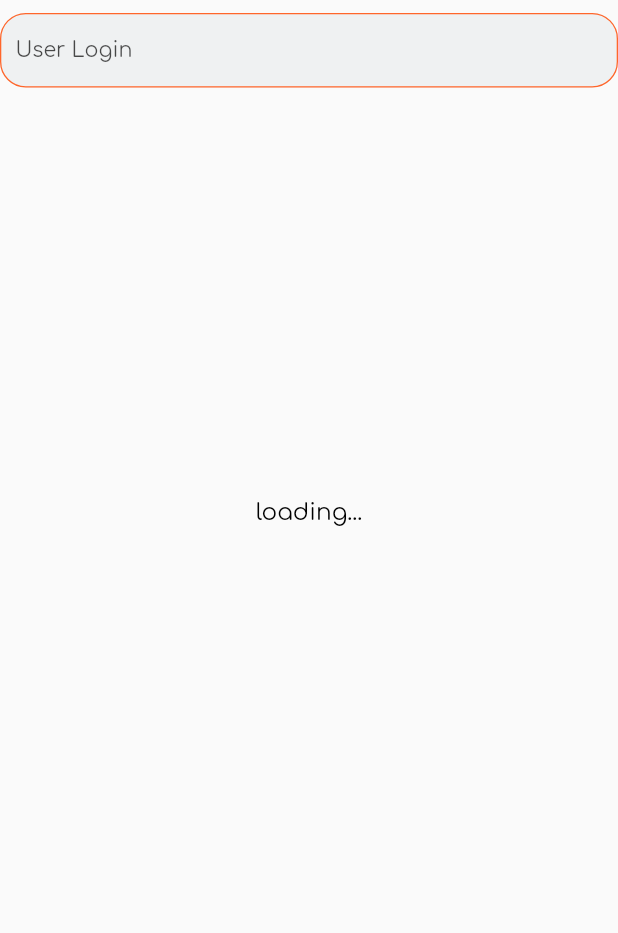
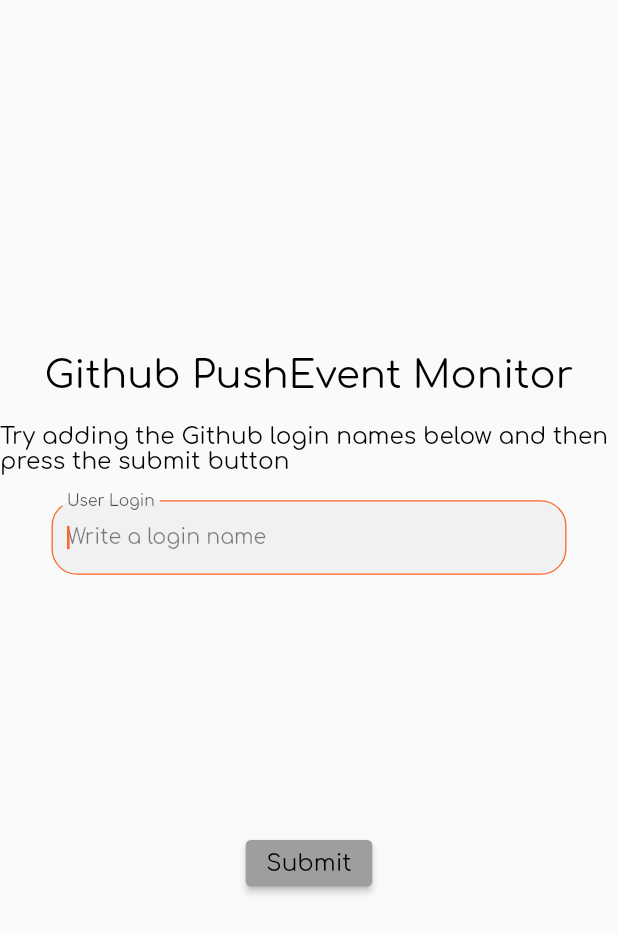
Before and after one commit to smm13344331/github-activity-monitor, a Flutter app: the screen it shows after launch, on a phone screen of 412 x 824 dp. Shown: the top 933 px of the screen. Run offline on Flutter 3.47's test engine with Material 2 defaults, Android fonts, the phone set to English and light mode, and no system bars; our stand-ins replace fluro, font_awesome_flutter, logger, responsive_framework.

Commit message:
github-activity-monitot
 - adding charts

```diff
--- a/lib/configs/routes/route_handler.dart
+++ b/lib/configs/routes/route_handler.dart
@@ -2,6 +2,7 @@
 import 'package:flutter/material.dart';
 import 'package:github_activity_monitor/screens/home_screen.dart';
 import 'package:github_activity_monitor/screens/not_found_screen.dart';
+import 'package:github_activity_monitor/screens/report_screen.dart';
 import 'package:github_activity_monitor/util/application.dart';
 
 var notFoundHandler =
@@ -14,3 +15,8 @@
     handlerFunc: (BuildContext? context, Map<String, List<String>> params) {
   return const HomeScreen();
 });
+
+var reportScreenHandler = Handler(
+    handlerFunc: (BuildContext? context, Map<String, List<String>> params) {
+  return const ReportScreen();
+});
--- a/lib/configs/routes/route_manager.dart
+++ b/lib/configs/routes/route_manager.dart
@@ -4,10 +4,12 @@
 
 class Routes {
   static String home = '/';
+  static String report = '/report';
 
   static void configureRoutes(FluroRouter router) {
     router.notFoundHandler = notFoundHandler;
     router.define(home, handler: homeScreenHandler);
+    router.define(report, handler: reportScreenHandler);
   }
 }
 
--- /dev/null
+++ b/lib/model/data_point.dart
@@ -0,0 +1,6 @@
+class DataPoint {
+  final String label;
+  final int value;
+
+  DataPoint(this.label, this.value);
+}
--- a/lib/model/repository_report.dart
+++ b/lib/model/user_report.dart
@@ -4,12 +4,11 @@
 
 /// Aggregated results for user activity on a repository based on
 /// Hour of Day, Day of Week and repository
-class RepositoryReport {
-  late final GithubRepository repository;
+class UserReport {
   late final GithubUser user;
 
   /// Map of Summary Type to the related buckets
   late final Map<SummaryType, BucketList> buckets;
 
-  RepositoryReport(this.repository, this.user, this.buckets);
+  UserReport(this.user, this.buckets);
 }
--- a/lib/screens/home_screen.dart
+++ b/lib/screens/home_screen.dart
@@ -1,5 +1,8 @@
+import 'package:flutter/cupertino.dart';
 import 'package:flutter/material.dart';
+import 'package:flutter_staggered_grid_view/flutter_staggered_grid_view.dart';
 import 'package:font_awesome_flutter/font_awesome_flutter.dart';
+import 'package:github_activity_monitor/configs/routes/route_manager.dart';
 import 'package:github_activity_monitor/util/application.dart';
 import 'package:github_activity_monitor/widgets/responsive.dart';
 
@@ -12,10 +15,14 @@
 }
 
 class _HomeScreenState extends State<HomeScreen> {
+  static const int _maxUsers = 10;
+
   final TextEditingController _userLoginController = TextEditingController();
-  final _userReportFormKey = GlobalKey<FormState>();
-  final _scaffoldKey = GlobalKey<ScaffoldState>();
-  final List<String> userList = [];
+
+//  final _userReportFormKey = GlobalKey<FormState>();
+//  final _scaffoldKey = GlobalKey<ScaffoldState>();
+  final List<String> _userList = [];
+  late final FocusNode _loginFocusNode;
 
   String? _string;
 
@@ -30,39 +37,83 @@
     );
   }
 
+  @override
+  void initState() {
+    super.initState();
+    _loginFocusNode = FocusNode();
+  }
+
+  @override
+  void dispose() {
+    _loginFocusNode.dispose();
+    _userLoginController.dispose();
+    super.dispose();
+  }
+
   Widget _buildHomeDesktopView(Size screenSize, BuildContext context) {
+    final ButtonStyle style = ElevatedButton.styleFrom(
+      primary: application.colorPalette.accentColor,
+      textStyle: Theme.of(context).textTheme.subtitle1!.copyWith(
+          color: application.colorPalette.textColor,
+          fontFamily: application.fontFamily,
+          fontSize: 30),
+    );
     return Scaffold(
-      body: Padding(
+      body: SizedBox(
+        width: screenSize.width,
+        child: Padding(
           padding: const EdgeInsets.only(top: 10),
           child: Column(
+            mainAxisAlignment: MainAxisAlignment.center,
             children: [
-            Form(
-              key: _userReportFormKey,
-              child: TextFormField(
+              Text(
+                "Github PushEvent Monitor",
+                style: Theme.of(context).textTheme.subtitle1!.copyWith(
+                    color: application.colorPalette.textColor,
+                    fontFamily: application.fontFamily,
+                    fontSize: 30),
+              ),
+              Padding(
+                padding: const EdgeInsets.symmetric(vertical: 20.0),
+                child: Text(
+                  "Try adding the Github login names below and then press the submit button",
+                  style: Theme.of(context).textTheme.subtitle1!.copyWith(
+                      color: application.colorPalette.textColor,
+                      fontFamily: application.fontFamily,
+                      fontSize: 18),
+                ),
+              ),
+              SizedBox(
+                width: 400,
+                child: TextField(
                   controller: _userLoginController,
-                autofocus: false,
+                  autofocus: true,
+                  focusNode: _loginFocusNode,
                   keyboardType: TextInputType.url,
                   style: Theme.of(context).textTheme.subtitle1!.copyWith(
                         fontFamily: application.fontFamily,
                         color: application.colorPalette.textColor,
                       ),
                   onChanged: (_) => setState(() {}),
-                onFieldSubmitted: _addUser,
+                  onSubmitted: (value) {
+                    _addUser(_userLoginController.text);
+                    _loginFocusNode.requestFocus();
+                  },
                   cursorColor: application.colorPalette.accentColor,
                   decoration: InputDecoration(
                     labelText: "User Login",
                     labelStyle: TextStyle(
-                      color:
-                          application.colorPalette.textColor!.withOpacity(0.7)),
+                        color: application.colorPalette.textColor!
+                            .withOpacity(0.7)),
                     enabledBorder: OutlineInputBorder(
-                    borderSide:
-                        BorderSide(color: application.colorPalette.accentColor),
+                      borderSide: BorderSide(
+                          color: application.colorPalette.accentColor),
                       borderRadius: BorderRadius.all(
                           Radius.circular(application.buttonRadius)),
                     ),
                     focusedBorder: OutlineInputBorder(
-                    borderSide:
-                        BorderSide(color: application.colorPalette.accentColor),
+                      borderSide: BorderSide(
+                          color: application.colorPalette.accentColor),
                       borderRadius: BorderRadius.all(
                           Radius.circular(application.buttonRadius)),
                     ),
@@ -75,26 +126,29 @@
                       color: Colors.red,
                     ),
                     errorMaxLines: 1,
+                    errorText: _isMaxUsersExceeded()
+                        ? "You can add up to 10 users."
+                        : null,
                     hintText: "Write a login name",
                     hintStyle: TextStyle(
                       fontFamily: application.fontFamily,
-                    color: application.colorPalette.textColor!.withOpacity(0.5),
+                      color:
+                          application.colorPalette.textColor!.withOpacity(0.5),
                     ),
                     filled: true,
                     fillColor: application.colorPalette.secondaryColor,
                     suffixIcon: _userLoginController.text.isNotEmpty &&
                             _userLoginController.text.length > 4
                         ? Padding(
-                          padding: const EdgeInsets.symmetric(horizontal: 8.0),
+                            padding:
+                                const EdgeInsets.symmetric(horizontal: 8.0),
                             child: CircleAvatar(
                               backgroundColor:
                                   application.colorPalette.accentColor,
                               child: IconButton(
                                 onPressed: () {
                                   if (mounted) {
-                                  setState(() {
-                                    userList.add(_userLoginController.text);
-                                  });
+                                    _addUser(_userLoginController.text);
                                   }
                                 },
                                 icon: const FaIcon(
@@ -110,42 +164,105 @@
                 ),
               ),
               SizedBox(
-                height: screenSize.height / 3,
-                child: ListView.builder(
-                  itemCount: userList.length,
+                  width: 800,
+                  height: 200,
+                  child: Padding(
+                    padding: const EdgeInsets.all(20.0),
+                    child: MasonryGridView.count(
+                      shrinkWrap: false,
+//                    scrollDirection: Axis.horizontal,
+                      itemCount: _userList.length,
                       itemBuilder: (context, index) {
-                    return Chip(
-                        backgroundColor: Colors.red,
+                        return Padding(
+                          padding: const EdgeInsets.all(3.0),
+                          child: Chip(
+                            backgroundColor:
+                                application.colorPalette.accentColor,
                             onDeleted: () {
                               if (mounted) {
                                 setState(() {
-                              userList.removeAt(index);
+                                  _userList.removeAt(index);
                                 });
                               }
                             },
-                        label: Text(userList[index]));
+                            label: Text(
+                              _userList[index],
+                              style: Theme.of(context)
+                                  .textTheme
+                                  .subtitle1!
+                                  .copyWith(
+                                      color: application.colorPalette.textColor,
+                                      fontFamily: application.fontFamily,
+                                      fontSize: 12),
+                            ),
+                          ),
+                        );
                       },
+                      crossAxisCount: 5,
+                      mainAxisSpacing: 8,
+                      crossAxisSpacing: 8,
+                    ),
                   )),
-            SizedBox(
-              height: screenSize.height / 3,
-              child: SingleChildScrollView(
+              _userList.isNotEmpty
+                  ? ElevatedButton(
+                      onPressed: () {
+                        RouteManager.navigateTo(
+                            context: context, route: Routes.report);
+                      },
+                      style: ElevatedButton.styleFrom(
+                        primary: application.colorPalette.accentColor,
+                        textStyle: Theme.of(context)
+                            .textTheme
+                            .subtitle1!
+                            .copyWith(
+                                color: application.colorPalette.textColor,
+                                fontFamily: application.fontFamily,
+                                fontSize: 30),
+                      ),
                       child: Text(
-                  _string ?? "loading...",
+                        "Submit",
+                        style: Theme.of(context).textTheme.subtitle1!.copyWith(
+                            color: application.colorPalette.textColor,
+                            fontFamily: application.fontFamily,
+                            fontSize: 18),
+                      ))
+                  : ElevatedButton(
+                      onPressed: () {},
+                      style: ElevatedButton.styleFrom(
+                        primary: Colors.grey,
+                        textStyle: Theme.of(context)
+                            .textTheme
+                            .subtitle1!
+                            .copyWith(
+                                color: application.colorPalette.textColor,
+                                fontFamily: application.fontFamily,
+                                fontSize: 30),
+                      ),
+                      child: Text(
+                        "Submit",
                         style: Theme.of(context).textTheme.subtitle1!.copyWith(
                             color: application.colorPalette.textColor,
                             fontFamily: application.fontFamily,
                             fontSize: 18),
                       ),
+                    )
+            ],
           ),
-            ),
-          ],
         ),
       ),
     );
   }
 
   void _addUser(String login) {
-    userList.add(login);
+    setState(() {
+      if (_userList.length < _maxUsers) {
+        _userList.add(login);
+      }
+    });
+  }
+
+  bool _isMaxUsersExceeded() {
+    return _userList.length >= _maxUsers;
   }
 
 //  void _fetchReportForUser(String login) {
--- a/lib/util/application.dart
+++ b/lib/util/application.dart
@@ -10,7 +10,7 @@
   factory Application() => _application;
 
   Application._internal() {
-    colorPalette = Resources.palette.lightPalette!;
+    colorPalette = Resources.palette;
     network = Resources.network;
   }
 
--- a/pubspec.yaml
+++ b/pubspec.yaml
@@ -43,6 +43,8 @@
   fluro: ^2.0.3
   json_annotation: ^4.6.0
   font_awesome_flutter: ^9.2.0
+  flutter_staggered_grid_view: ^0.6.2
+  fl_chart: ^0.55.1
 
 dev_dependencies:
   flutter_test:
```
Also changed, not shown: lib/resources/palette.dart (deleted, +0 -39 lines), lib/resources/resources.dart (+12 -3 lines), lib/screens/report_screen.dart (added, +87 -0 lines), lib/service/github_service.dart (+16 -40 lines), lib/widgets/bar_chart_widget.dart (added, +174 -0 lines), lib/widgets/report_widget.dart (added, +106 -0 lines), pubspec.lock. Lines whose indentation alone changed are shown as unchanged.
